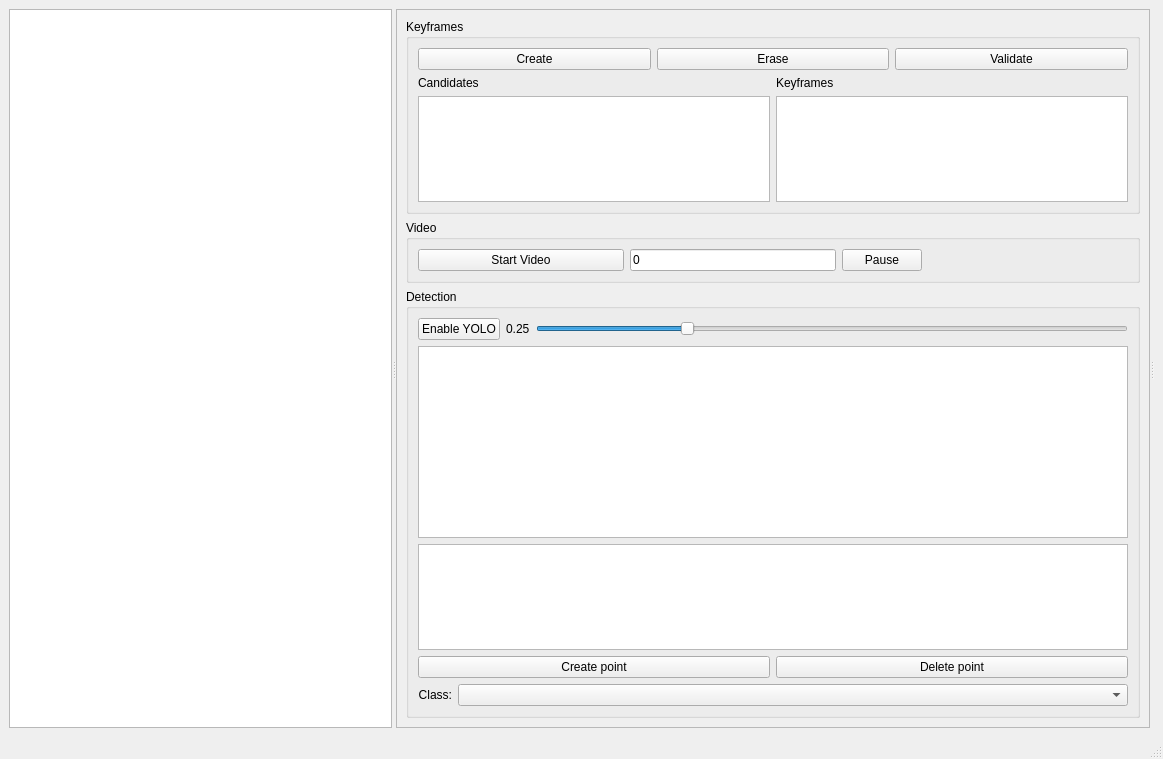
This is visionUI/mainwindow.ui in yquemener/OpenArmVision as Qt 5 draws it before an edit. The edited form follows.
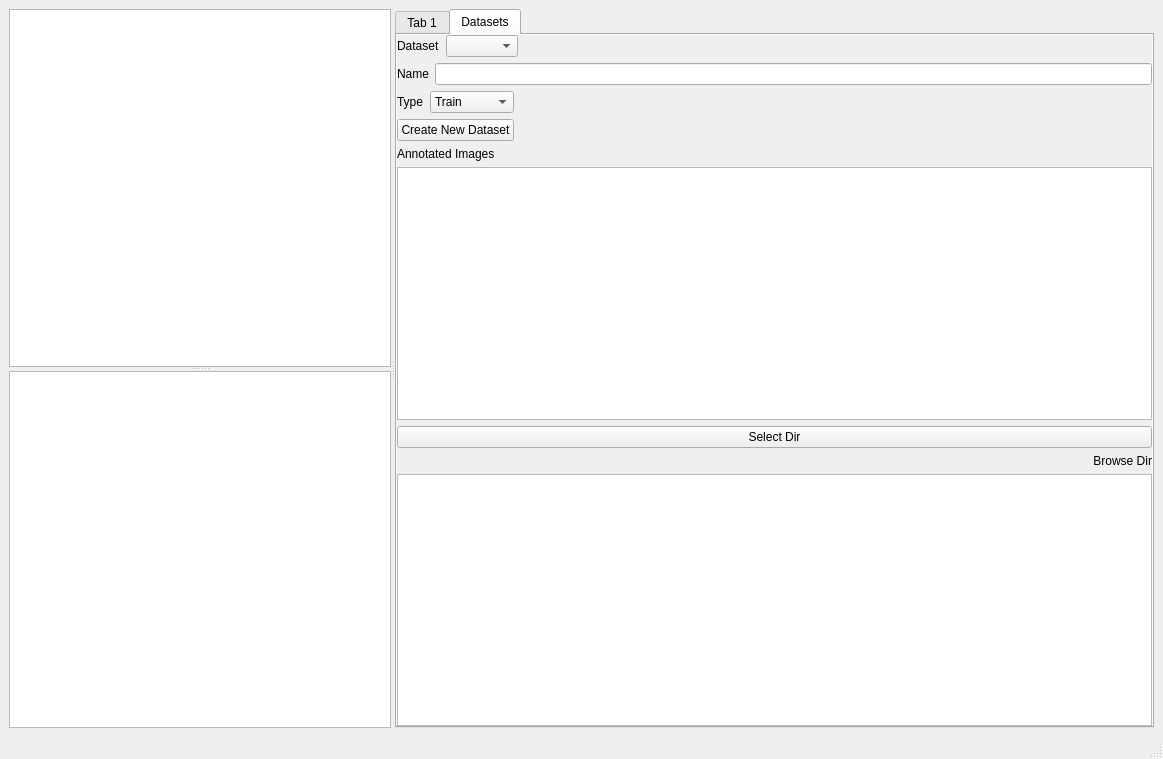
This is the edited form.

Commit message: Now with an image broweser

```diff
--- a/visionUI/mainwindow.ui
+++ b/visionUI/mainwindow.ui
@@ -20,6 +20,10 @@
       <property name="orientation">
        <enum>Qt::Horizontal</enum>
       </property>
+      <widget class="QSplitter" name="splitter_video">
+       <property name="orientation">
+        <enum>Qt::Vertical</enum>
+       </property>
       <widget class="QGraphicsView" name="imageView">
        <property name="sizePolicy">
         <sizepolicy hsizetype="MinimumExpanding" vsizetype="Expanding">
@@ -28,6 +32,52 @@
         </sizepolicy>
        </property>
       </widget>
+       <widget class="QGraphicsView" name="zoomedView">
+        <property name="sizePolicy">
+         <sizepolicy hsizetype="Expanding" vsizetype="Minimum">
+          <horstretch>0</horstretch>
+          <verstretch>0</verstretch>
+         </sizepolicy>
+        </property>
+        <property name="verticalScrollBarPolicy">
+         <enum>Qt::ScrollBarAlwaysOff</enum>
+        </property>
+        <property name="horizontalScrollBarPolicy">
+         <enum>Qt::ScrollBarAlwaysOff</enum>
+        </property>
+       </widget>
+      </widget>
+      <widget class="QTabWidget" name="tabWidget">
+       <property name="sizePolicy">
+        <sizepolicy hsizetype="Expanding" vsizetype="Expanding">
+         <horstretch>0</horstretch>
+         <verstretch>0</verstretch>
+        </sizepolicy>
+       </property>
+       <property name="currentIndex">
+        <number>1</number>
+       </property>
+       <widget class="QWidget" name="tab">
+        <attribute name="title">
+         <string>Tab 1</string>
+        </attribute>
+        <layout class="QHBoxLayout" name="horizontalLayout_8">
+         <property name="spacing">
+          <number>0</number>
+         </property>
+         <property name="leftMargin">
+          <number>0</number>
+         </property>
+         <property name="topMargin">
+          <number>0</number>
+         </property>
+         <property name="rightMargin">
+          <number>0</number>
+         </property>
+         <property name="bottomMargin">
+          <number>0</number>
+         </property>
+         <item>
       <widget class="QScrollArea" name="scrollArea_2">
        <property name="widgetResizable">
         <bool>true</bool>
@@ -37,8 +87,8 @@
          <rect>
           <x>0</x>
           <y>0</y>
-          <width>595</width>
-          <height>695</height>
+              <width>782</width>
+              <height>664</height>
          </rect>
         </property>
         <layout class="QVBoxLayout" name="verticalLayout">
@@ -210,16 +260,6 @@
               </item>
              </layout>
             </item>
-            <item>
-             <widget class="QGraphicsView" name="zoomedView">
-              <property name="sizePolicy">
-               <sizepolicy hsizetype="Expanding" vsizetype="Minimum">
-                <horstretch>0</horstretch>
-                <verstretch>0</verstretch>
-               </sizepolicy>
-              </property>
-             </widget>
-            </item>
             <item>
              <widget class="QListView" name="listROI"/>
             </item>
@@ -270,8 +310,238 @@
         </layout>
        </widget>
       </widget>
-      <widget class="QWidget" name="verticalLayoutWidget">
-       <layout class="QVBoxLayout" name="verticalLayout_8"/>
+         </item>
+        </layout>
+       </widget>
+       <widget class="QWidget" name="tab_datasets">
+        <attribute name="title">
+         <string>Datasets</string>
+        </attribute>
+        <layout class="QVBoxLayout" name="verticalLayout_5">
+         <property name="spacing">
+          <number>0</number>
+         </property>
+         <property name="leftMargin">
+          <number>0</number>
+         </property>
+         <property name="topMargin">
+          <number>0</number>
+         </property>
+         <property name="rightMargin">
+          <number>0</number>
+         </property>
+         <property name="bottomMargin">
+          <number>0</number>
+         </property>
+         <item>
+          <widget class="QScrollArea" name="scrollArea">
+           <property name="sizePolicy">
+            <sizepolicy hsizetype="Expanding" vsizetype="Expanding">
+             <horstretch>0</horstretch>
+             <verstretch>0</verstretch>
+            </sizepolicy>
+           </property>
+           <property name="autoFillBackground">
+            <bool>false</bool>
+           </property>
+           <property name="frameShape">
+            <enum>QFrame::NoFrame</enum>
+           </property>
+           <property name="frameShadow">
+            <enum>QFrame::Plain</enum>
+           </property>
+           <property name="lineWidth">
+            <number>0</number>
+           </property>
+           <property name="sizeAdjustPolicy">
+            <enum>QAbstractScrollArea::AdjustIgnored</enum>
+           </property>
+           <property name="widgetResizable">
+            <bool>true</bool>
+           </property>
+           <widget class="QWidget" name="scrollAreaWidgetContents">
+            <property name="geometry">
+             <rect>
+              <x>0</x>
+              <y>0</y>
+              <width>784</width>
+              <height>666</height>
+             </rect>
+            </property>
+            <layout class="QVBoxLayout" name="verticalLayout_8">
+             <property name="leftMargin">
+              <number>0</number>
+             </property>
+             <property name="topMargin">
+              <number>0</number>
+             </property>
+             <property name="rightMargin">
+              <number>0</number>
+             </property>
+             <property name="bottomMargin">
+              <number>0</number>
+             </property>
+             <item>
+              <layout class="QHBoxLayout" name="horizontalLayout_10">
+               <item>
+                <widget class="QLabel" name="label_4">
+                 <property name="text">
+                  <string>Dataset</string>
+                 </property>
+                </widget>
+               </item>
+               <item>
+                <widget class="QComboBox" name="DatasetNameList"/>
+               </item>
+               <item>
+                <spacer name="horizontalSpacer_3">
+                 <property name="orientation">
+                  <enum>Qt::Horizontal</enum>
+                 </property>
+                 <property name="sizeHint" stdset="0">
+                  <size>
+                   <width>40</width>
+                   <height>20</height>
+                  </size>
+                 </property>
+                </spacer>
+               </item>
+              </layout>
+             </item>
+             <item>
+              <layout class="QHBoxLayout" name="horizontalLayout_11">
+               <item>
+                <widget class="QLabel" name="label_5">
+                 <property name="text">
+                  <string>Name</string>
+                 </property>
+                </widget>
+               </item>
+               <item>
+                <widget class="QLineEdit" name="DatasetNameEdit"/>
+               </item>
+              </layout>
+             </item>
+             <item>
+              <layout class="QHBoxLayout" name="horizontalLayout_12">
+               <item>
+                <widget class="QLabel" name="label_6">
+                 <property name="text">
+                  <string>Type</string>
+                 </property>
+                </widget>
+               </item>
+               <item>
+                <widget class="QComboBox" name="datasetType">
+                 <item>
+                  <property name="text">
+                   <string>Train</string>
+                  </property>
+                 </item>
+                 <item>
+                  <property name="text">
+                   <string>Validation</string>
+                  </property>
+                 </item>
+                 <item>
+                  <property name="text">
+                   <string>Test</string>
+                  </property>
+                 </item>
+                </widget>
+               </item>
+               <item>
+                <spacer name="horizontalSpacer_2">
+                 <property name="orientation">
+                  <enum>Qt::Horizontal</enum>
+                 </property>
+                 <property name="sizeHint" stdset="0">
+                  <size>
+                   <width>40</width>
+                   <height>20</height>
+                  </size>
+                 </property>
+                </spacer>
+               </item>
+              </layout>
+             </item>
+             <item>
+              <layout class="QHBoxLayout" name="horizontalLayout_14">
+               <item>
+                <widget class="QPushButton" name="createNewDatasetButton">
+                 <property name="text">
+                  <string>Create New Dataset</string>
+                 </property>
+                </widget>
+               </item>
+               <item>
+                <spacer name="horizontalSpacer_4">
+                 <property name="orientation">
+                  <enum>Qt::Horizontal</enum>
+                 </property>
+                 <property name="sizeHint" stdset="0">
+                  <size>
+                   <width>40</width>
+                   <height>20</height>
+                  </size>
+                 </property>
+                </spacer>
+               </item>
+              </layout>
+             </item>
+             <item>
+              <widget class="QLabel" name="label_7">
+               <property name="text">
+                <string>Annotated Images</string>
+               </property>
+              </widget>
+             </item>
+             <item>
+              <widget class="QListView" name="AnnotatedImagesList"/>
+             </item>
+             <item>
+              <widget class="QPushButton" name="selectDirImageButton">
+               <property name="text">
+                <string>Select Dir</string>
+               </property>
+              </widget>
+             </item>
+             <item>
+              <layout class="QHBoxLayout" name="horizontalLayout_13">
+               <item>
+                <widget class="QLabel" name="labelImageDirectory">
+                 <property name="sizePolicy">
+                  <sizepolicy hsizetype="Ignored" vsizetype="Preferred">
+                   <horstretch>0</horstretch>
+                   <verstretch>0</verstretch>
+                  </sizepolicy>
+                 </property>
+                 <property name="text">
+                  <string>Browse Dir</string>
+                 </property>
+                 <property name="alignment">
+                  <set>Qt::AlignRight|Qt::AlignTrailing|Qt::AlignVCenter</set>
+                 </property>
+                </widget>
+               </item>
+              </layout>
+             </item>
+             <item>
+              <widget class="QListView" name="BrowseImageList">
+               <property name="editTriggers">
+                <set>QAbstractItemView::CurrentChanged|QAbstractItemView::DoubleClicked|QAbstractItemView::EditKeyPressed|QAbstractItemView::SelectedClicked</set>
+               </property>
+               <property name="selectionBehavior">
+                <enum>QAbstractItemView::SelectRows</enum>
+               </property>
+              </widget>
+             </item>
+            </layout>
+           </widget>
+          </widget>
+         </item>
+        </layout>
+       </widget>
       </widget>
      </widget>
     </item>
```
Left out of the diff: 112 changed lines with no effect on the pictures. Lines whose indentation alone changed are shown as unchanged. The commit also changes 1 other file.
